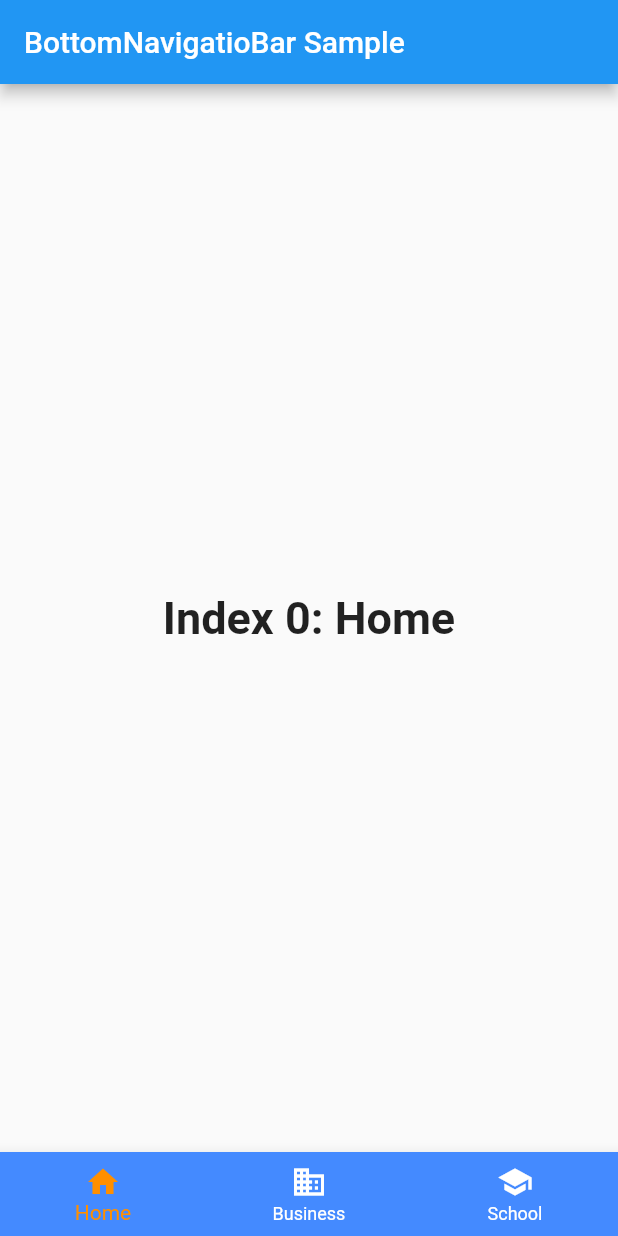
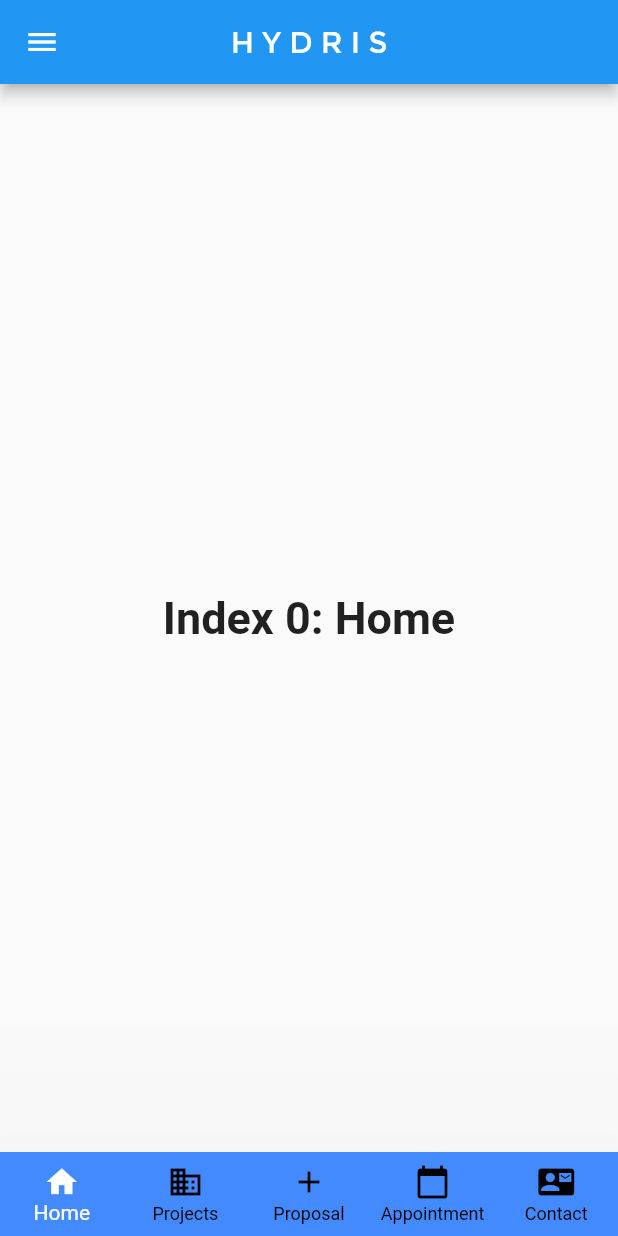
Before and after one commit to JosephLattisaw/hydris, a Flutter app: the screen it shows after launch, on a phone screen of 412 x 824 dp. Run offline on Flutter 3.47's test engine with Material 2 defaults, Android fonts, the phone set to English and light mode, and no system bars.

Commit message:
latest update of the navigation page

```diff
--- a/hydris/lib/homescreen.dart
+++ b/hydris/lib/homescreen.dart
@@ -22,6 +22,7 @@ class MyStatefulWidget extends StatefulWidget {
 
 class _MyStatefulWidgetState extends State<MyStatefulWidget> {
   int _selected_index = 0;
+
   static const TextStyle option_style =
       TextStyle(fontSize: 30, fontWeight: FontWeight.bold);
   static const List<Widget> _widget_options = <Widget>[
@@ -30,13 +31,29 @@ class _MyStatefulWidgetState extends State<MyStatefulWidget> {
       style: option_style,
     ),
     Text(
-      "Index 1: Business",
+      "Index 1: Projects",
       style: option_style,
     ),
     Text(
-      "Index 2: School",
+      "Index 2: Proposal",
       style: option_style,
-    )
+    ),
+    Text(
+      "Index 3: Appointment",
+      style: option_style,
+    ),
+    Text(
+      "Index 4: More",
+      style: option_style,
+    ),
+    Text(
+      "Index 4: More",
+      style: option_style,
+    ),
+    Text(
+      "Index 4: More",
+      style: option_style,
+    ),
   ];
 
   void _on_item_tapped(int index) {
@@ -49,7 +66,14 @@ class _MyStatefulWidgetState extends State<MyStatefulWidget> {
   Widget build(BuildContext context) {
     return Scaffold(
       appBar: AppBar(
-        title: const Text("BottomNavigatioBar Sample"),
+        leading: Icon(Icons.menu),
+        title: const Text(
+          "H Y D R I S",
+          style: TextStyle(
+            fontFamily: "Montserrat",
+          ),
+        ),
+        centerTitle: true,
       ),
       body: Center(
         child: _widget_options.elementAt(_selected_index),
@@ -61,14 +85,20 @@ class _MyStatefulWidgetState extends State<MyStatefulWidget> {
             label: "Home",
           ),
           BottomNavigationBarItem(
-              icon: Icon(Icons.business), label: "Business"),
-          BottomNavigationBarItem(icon: Icon(Icons.school), label: "School")
+              icon: Icon(Icons.business), label: "Projects"),
+          BottomNavigationBarItem(icon: Icon(Icons.add), label: "Proposal"),
+          BottomNavigationBarItem(
+              icon: Icon(Icons.calendar_today), label: "Appointment"),
+          BottomNavigationBarItem(
+              icon: Icon(Icons.contact_mail), label: "Contact")
         ],
         currentIndex: _selected_index,
         backgroundColor: Colors.blueAccent,
-        unselectedItemColor: Colors.white,
-        selectedItemColor: Colors.amber[800],
+        unselectedItemColor: Colors.black,
+        selectedItemColor: Colors.white,
         onTap: _on_item_tapped,
+        type: BottomNavigationBarType.fixed,
+        elevation: 200.0,
       ),
     );
   }
```
Also changed, not shown: hydris/pubspec.lock.
